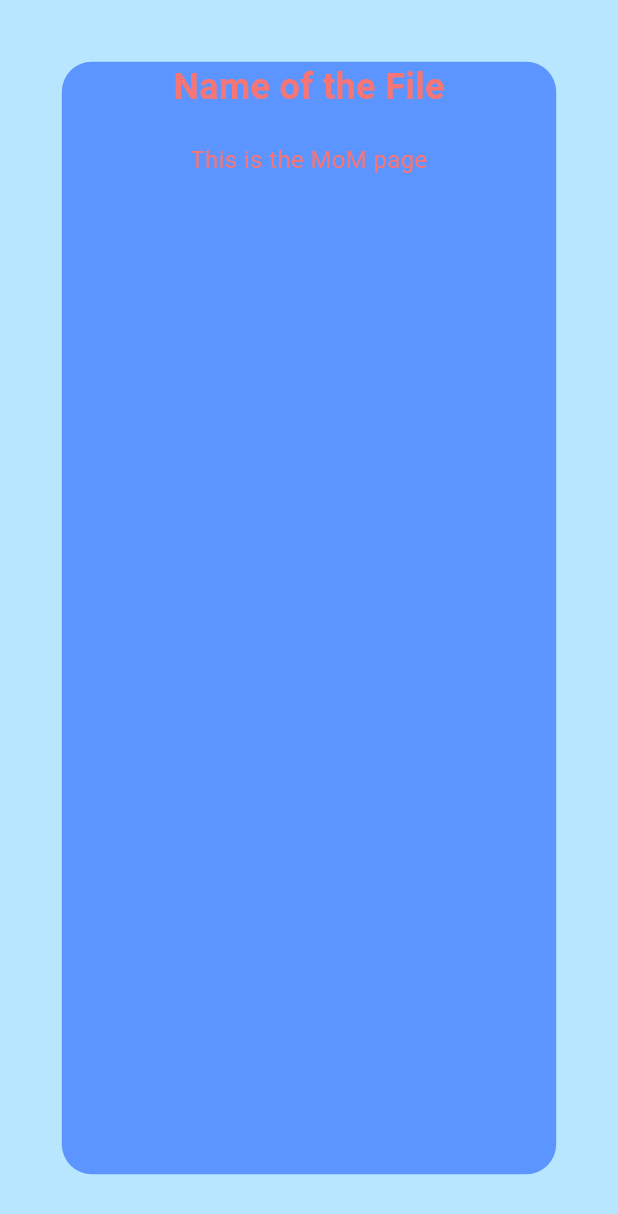
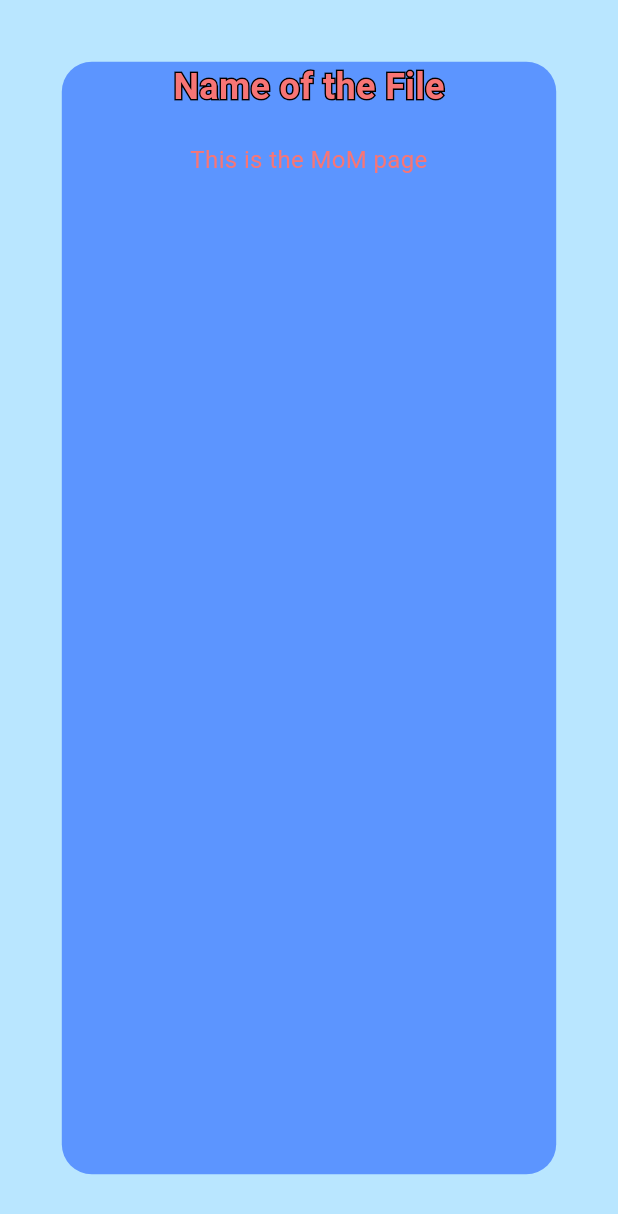
Before and after one commit to MKDev121/Smart_Meeting_Recorder, a Flutter app: the screen it shows after launch, on a phone screen of 412 x 824 dp. Shown: the top 1214 px of the screen. Run offline on Flutter 3.47's test engine with Material 3 defaults, Android fonts, the phone set to English and light mode, and no system bars.

Commit message:
Used a stack to bring outline to the text

```diff
--- a/smart_recorder/lib/Pages/MOMpage.dart
+++ b/smart_recorder/lib/Pages/MOMpage.dart
@@ -23,6 +23,21 @@ class MomPage extends StatelessWidget {
             mainAxisAlignment: MainAxisAlignment.start,
             crossAxisAlignment: CrossAxisAlignment.center,
             children: [
+              Stack(
+                children: [
+                  // Outline
+                  Text(
+                    'Name of the File',
+                    style: TextStyle(
+                      fontSize: 24,
+                      fontWeight: FontWeight.bold,
+                      foreground: Paint()
+                        ..style = PaintingStyle.stroke
+                        ..strokeWidth = 2
+                        ..color = Color.fromARGB(255, 0, 0, 0),
+                    ),
+                  ),
+                  // Fill
                   Text(
                     'Name of the File',
                     style: TextStyle(
@@ -30,6 +45,8 @@ class MomPage extends StatelessWidget {
                       fontWeight: FontWeight.bold,
                       color: Color(0xffF87575),
                     ),
+                  ),
+                ],
               ),
               SizedBox(height: 20),
               Text(
```
Lines whose indentation alone changed are shown as unchanged.
